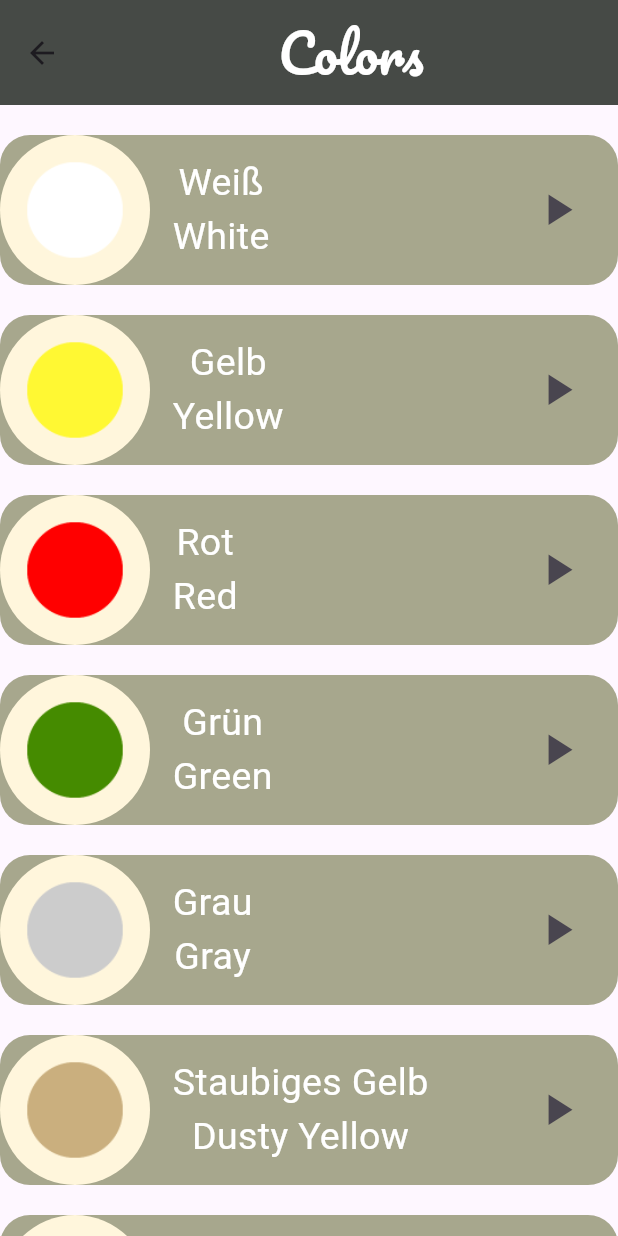
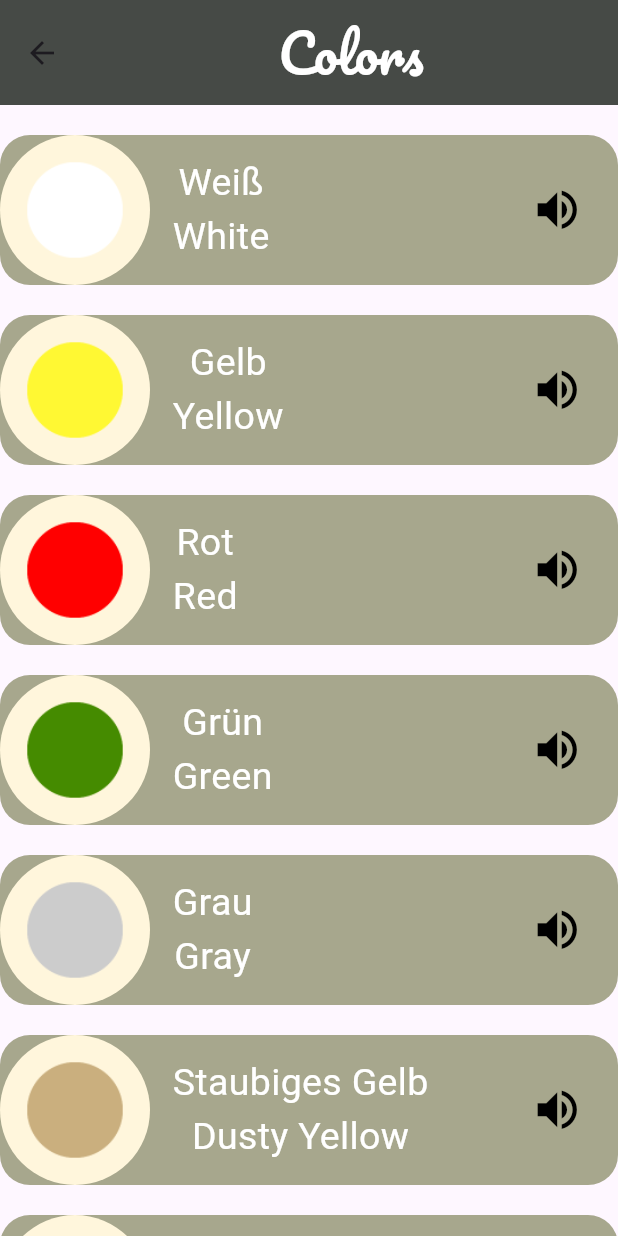
Before and after one commit to fares-ayman100/Hello_Deutsch_App, a Flutter app: the ColorPage screen opened directly, on a phone screen of 412 x 824 dp. Run offline on Flutter 3.47's test engine with Material 3 defaults, Android fonts, the phone set to English and light mode, and no system bars; our stand-ins replace audioplayers.

Commit message:
وصف التغييرات التي قمت بها

```diff
--- a/lib/component/item.dart
+++ b/lib/component/item.dart
@@ -49,7 +49,8 @@ class Item extends StatelessWidget {
                 player.play(AssetSource(number.Sound));
               },
               icon: const Icon(
-                Icons.play_arrow,
+                Icons.volume_up,
+                color: Colors.black,
                 size: 35,
               ),
             ),
@@ -63,10 +64,6 @@ class Item extends StatelessWidget {
   }
 }
 
- // تأكد من أن المسار صحيح
-
- // استيراد مكتبة audioplayers
-
 class PhraseItem extends StatelessWidget {
   final Phrase phrase;
 
@@ -74,7 +71,7 @@ class PhraseItem extends StatelessWidget {
 
   @override
   Widget build(BuildContext context) {
-    final AudioPlayer player = AudioPlayer(); // إنشاء مشغل الصوت
+    final AudioPlayer player = AudioPlayer();
 
     return Container(
       padding: const EdgeInsets.all(10),
@@ -92,7 +89,8 @@ class PhraseItem extends StatelessWidget {
             children: [
               Text(
                 phrase.Gm_name,
-                style: const TextStyle(fontSize: 24, fontWeight: FontWeight.bold),
+                style:
+                    const TextStyle(fontSize: 24, fontWeight: FontWeight.bold),
               ),
               const SizedBox(height: 5),
               Text(
@@ -105,7 +103,7 @@ class PhraseItem extends StatelessWidget {
             icon: const Icon(Icons.volume_up, color: Colors.blueGrey),
             iconSize: 30,
             onPressed: () {
-              player.play(AssetSource(phrase.Sound)); // تشغيل الصوت عند الضغط على الزر
+              player.play(AssetSource(phrase.Sound));
             },
           ),
         ],
```
